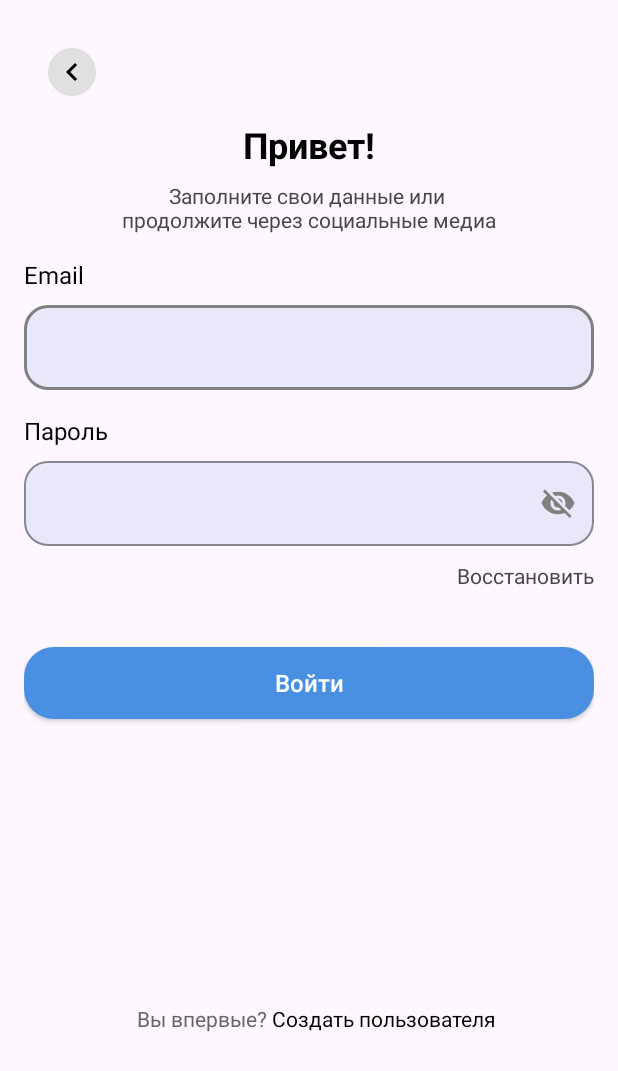
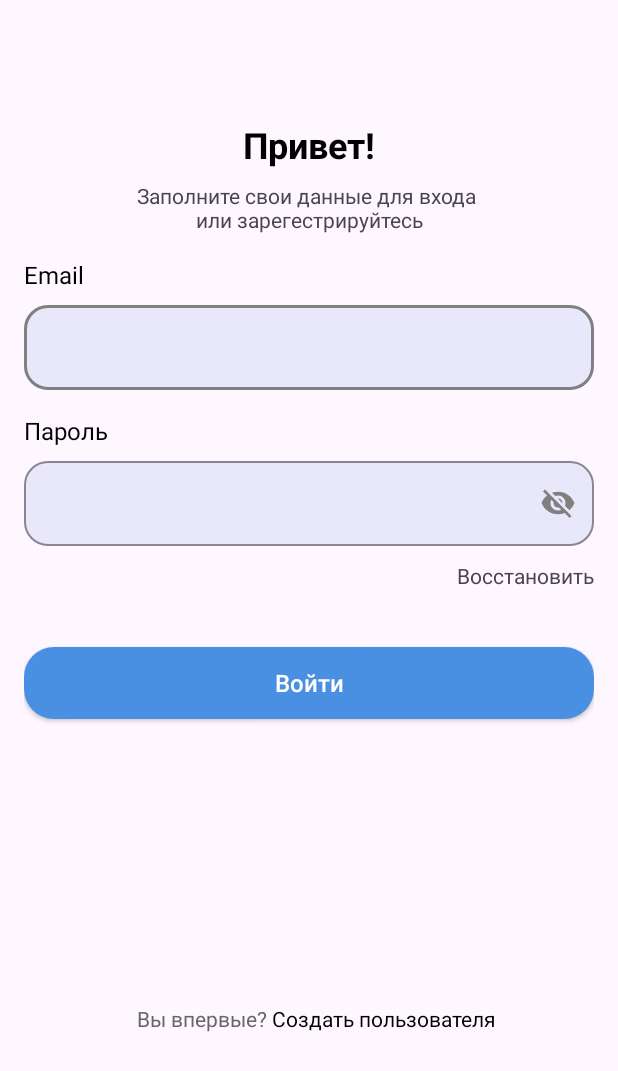
Before and after one commit to Lensqui/practica_vernaya_versia_ta_slomalas, an Android app: the LoginFragment screen opened directly, with no data from a screen before it, on a phone screen of 412 x 824 dp. Shown: the top 1071 px of the screen. Run offline under Robolectric (Android 15) with nearby library versions, the light colour scheme and no system bars.

Commit message:
обновление

```diff
--- a/app/src/main/res/layout/activity_login.xml
+++ b/app/src/main/res/layout/activity_login.xml
@@ -7,6 +7,7 @@
     android:padding="16dp">
 
     <ImageButton
+        android:visibility="invisible"
         android:id="@+id/btnBack"
         android:layout_width="32dp"
         android:layout_height="32dp"
@@ -33,7 +34,7 @@
         android:id="@+id/subtitle"
         android:layout_width="0dp"
         android:layout_height="wrap_content"
-        android:text="Заполните свои данные или \nпродолжите через социальные медиа"
+        android:text="Заполните свои данные для входа \nили зарегестрируйтесь"
         android:textSize="14sp"
         android:gravity="center"
         app:layout_constraintLeft_toLeftOf="parent"
```
Also changed, not shown: app/src/main/java/com/example/myapplication/RegisterFragment.java (+7 -0 lines).
